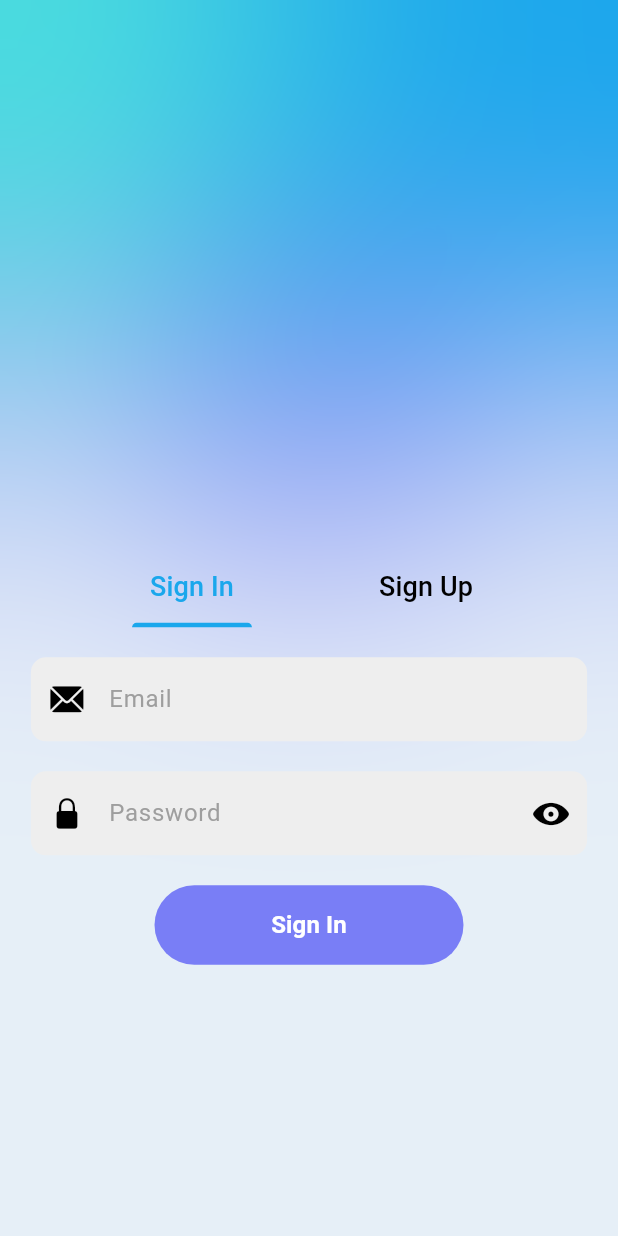
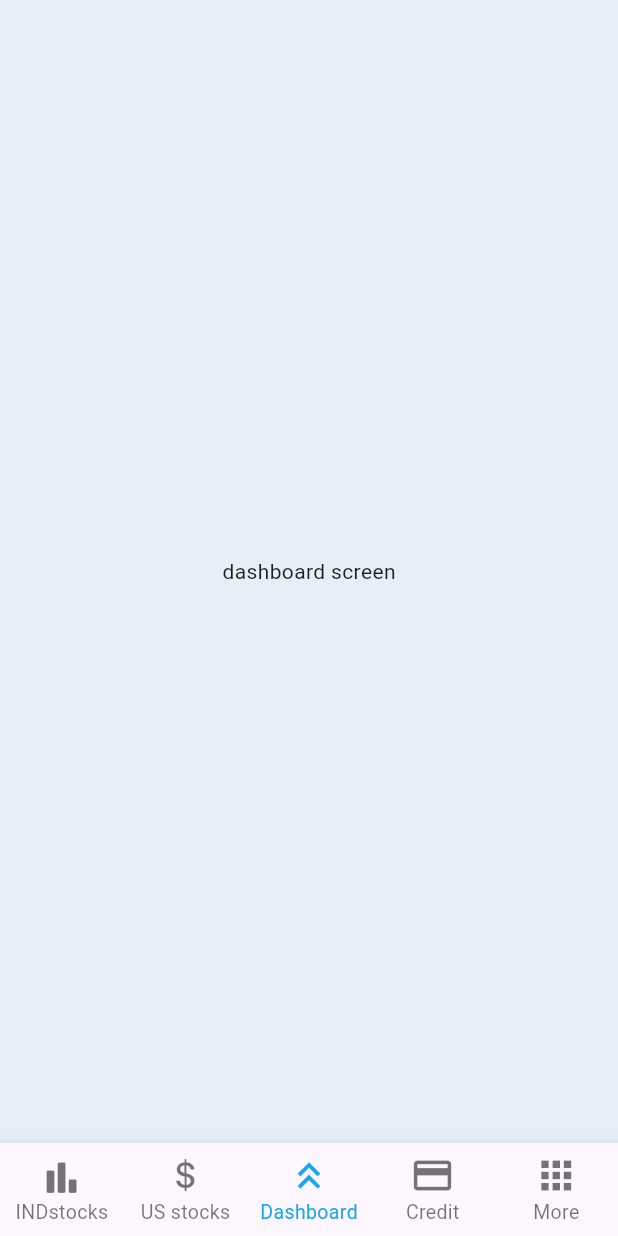
Before and after one commit to Kaviraghul/fintech_app, a Flutter app: the screen it shows after launch, on a phone screen of 412 x 824 dp. Run offline on Flutter 3.47's test engine with Material 3 defaults, Android fonts, the phone set to English and light mode, and no system bars; our stand-ins replace bloc, cloud_firestore, equatable, firebase_auth, firebase_core, flutter_bloc and 2 more; accounts and stored records are empty.

Commit message:
home bottom nav bar, routes and screens setup is completed

```diff
--- a/lib/main.dart
+++ b/lib/main.dart
@@ -32,7 +32,7 @@ class MyApp extends StatelessWidget {
       child: BlocBuilder<AuthenticationBloc, AuthenticationState>(
         builder: (context, state) {
           late String? intialRoute;
-          if (state.authenticationStatus ==
+          if (state.authenticationStatus !=
               AuthenticationStatus.authenticated) {
             intialRoute = Routes.homeScreen;
           } else {
--- /dev/null
+++ b/lib/presentation/dashboard/dashboard.dart
@@ -0,0 +1,19 @@
+import 'package:flutter/material.dart';
+
+class DashBoardScreen extends StatefulWidget {
+  const DashBoardScreen({super.key});
+
+  @override
+  State<DashBoardScreen> createState() => _DashBoardScreenState();
+}
+
+class _DashBoardScreenState extends State<DashBoardScreen> {
+  @override
+  Widget build(BuildContext context) {
+    return Container(
+      child: Center(
+        child: Text("dashboard screen"),
+      ),
+    );
+  }
+}
--- a/lib/presentation/home/components/bottom_nav_bar/bottom_nav_bar.dart
+++ b/lib/presentation/home/components/bottom_nav_bar/bottom_nav_bar.dart
@@ -19,7 +19,7 @@ class AppBottomNavBar extends StatelessWidget {
                 .read<BottomNavBarBloc>()
                 .add(BottomNavBarIndexChanged(index));
           },
-          currentIndex: state is BottomNavBarIndex ? state.index : 0,
+          currentIndex: state is BottomNavBarIndex ? state.index : 2,
           selectedFontSize: 13,
           unselectedFontSize: 13,
           items: const [
--- a/lib/presentation/home/home_screen.dart
+++ b/lib/presentation/home/home_screen.dart
@@ -1,5 +1,14 @@
+import 'package:fintech_app/presentation/credit/credit_screen.dart';
+import 'package:fintech_app/presentation/dashboard/dashboard.dart';
+import 'package:fintech_app/presentation/home/components/bottom_nav_bar/bottom_nav_bar.dart';
+import 'package:fintech_app/presentation/home/components/bottom_nav_bar/bottom_nav_bar_bloc/bottom_nav_bar_bloc.dart';
+import 'package:fintech_app/presentation/ind_stocks/ind_stocks.dart';
+import 'package:fintech_app/presentation/more/more.dart';
 import 'package:fintech_app/presentation/resources/app_scafold.dart';
+import 'package:fintech_app/presentation/us_stocks/us_stocks_screen.dart';
+import 'package:flutter/cupertino.dart';
 import 'package:flutter/material.dart';
+import 'package:flutter_bloc/flutter_bloc.dart';
 
 class HomeScreen extends StatefulWidget {
   const HomeScreen({super.key});
@@ -11,9 +20,34 @@ class HomeScreen extends StatefulWidget {
 class _HomeScreenState extends State<HomeScreen> {
   @override
   Widget build(BuildContext context) {
-    return AppScaffold(
-        child: Container(
-      color: Colors.green,
-    ));
+    return BlocProvider<BottomNavBarBloc>(
+      create: (BuildContext context) => BottomNavBarBloc(),
+      child: BlocBuilder<BottomNavBarBloc, BottomNavBarState>(
+        builder: (context, state) {
+          return AppScaffold(
+            bottomNavigationBar: const AppBottomNavBar(),
+            child: _getHomeChildComponent(
+                state is BottomNavBarIndex ? state.index : 2),
+          );
+        },
+      ),
+    );
   }
 }
+
+Widget _getHomeChildComponent(int index) {
+  switch (index) {
+    case 0:
+      return const IndStocksScreen();
+    case 1:
+      return const UsStocksScreen();
+    case 2:
+      return const DashBoardScreen();
+    case 3:
+      return const CreditScreen();
+    case 4:
+      return const MoreSectionScreen();
+    default:
+      return const DashBoardScreen();
+  }
+}
--- a/lib/presentation/resources/go_routes.dart
+++ b/lib/presentation/resources/go_routes.dart
@@ -1,8 +1,13 @@
 import 'package:fintech_app/presentation/authentication/authentication_screen.dart';
 import 'package:fintech_app/presentation/authentication/sign_in/sign_in_screen.dart';
 import 'package:fintech_app/presentation/authentication/sign_up/sign_up_screen.dart';
+import 'package:fintech_app/presentation/credit/credit_screen.dart';
+import 'package:fintech_app/presentation/dashboard/dashboard.dart';
 import 'package:fintech_app/presentation/home/home_screen.dart';
+import 'package:fintech_app/presentation/ind_stocks/ind_stocks.dart';
+import 'package:fintech_app/presentation/more/more.dart';
 import 'package:fintech_app/presentation/onboarding/on_boarding.dart';
+import 'package:fintech_app/presentation/us_stocks/us_stocks_screen.dart';
 import 'package:flutter/material.dart';
 import 'package:go_router/go_router.dart';
 
@@ -12,6 +17,12 @@ class Routes {
   static String signInScreen = '/signIn';
   static String signUpScreen = '/signUp';
   static String homeScreen = '/home';
+  // sub routes
+  static String dashboardSection = 'dashboard_section';
+  static String indStockSection = 'ind_stocks_section';
+  static String usStockSection = 'us_stocks_section';
+  static String creditSection = 'credit_section';
+  static String moreSection = 'more_section';
 }
 
 class AppRoutes {
@@ -51,6 +62,38 @@ class AppRoutes {
           builder: (BuildContext context, GoRouterState state) {
             return const HomeScreen();
           },
+          routes: <RouteBase>[
+            GoRoute(
+              path: Routes.indStockSection,
+              builder: (BuildContext context, GoRouterState state) {
+                return const IndStocksScreen();
+              },
+            ),
+            GoRoute(
+              path: Routes.usStockSection,
+              builder: (BuildContext context, GoRouterState state) {
+                return const UsStocksScreen();
+              },
+            ),
+            GoRoute(
+              path: Routes.dashboardSection,
+              builder: (BuildContext context, GoRouterState state) {
+                return const DashBoardScreen();
+              },
+            ),
+            GoRoute(
+              path: Routes.creditSection,
+              builder: (BuildContext context, GoRouterState state) {
+                return const CreditScreen();
+              },
+            ),
+            GoRoute(
+              path: Routes.moreSection,
+              builder: (BuildContext context, GoRouterState state) {
+                return const MoreSectionScreen();
+              },
+            ),
+          ],
         ),
       ],
     );
```
Also changed, not shown: lib/presentation/credit/credit_screen.dart (added, +19 -0 lines), lib/presentation/ind_stocks/ind_stocks.dart (added, +19 -0 lines), lib/presentation/more/more.dart (added, +19 -0 lines), lib/presentation/us_stocks/us_stocks_screen.dart (added, +19 -0 lines).
